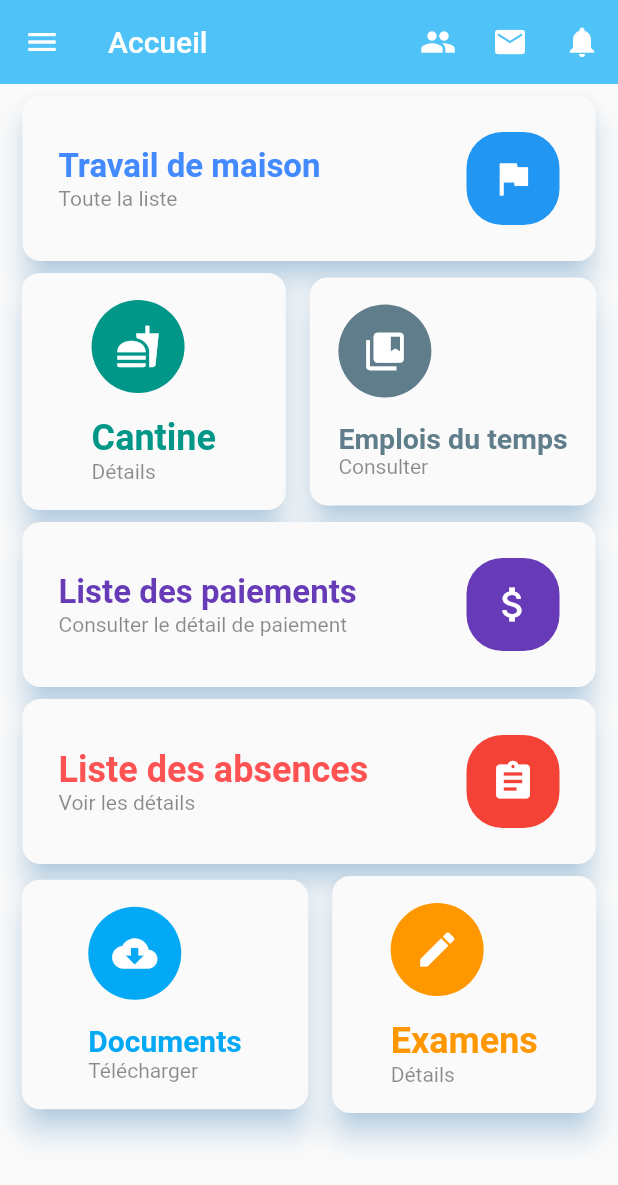
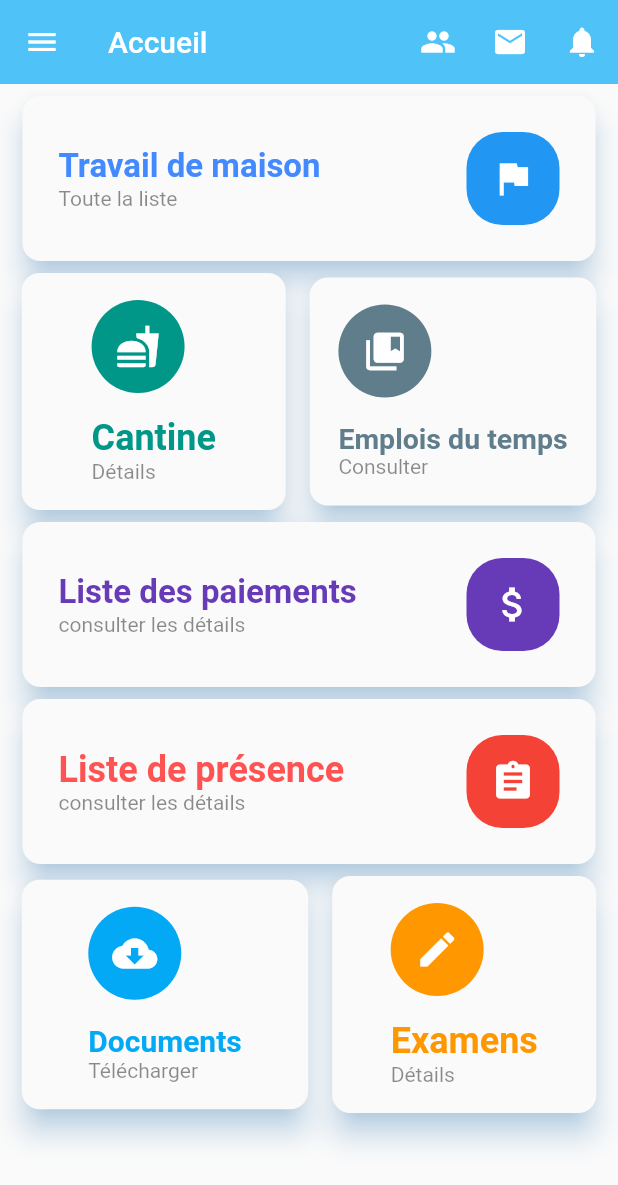
Before and after one commit to Simouche/go_class_parent, a Flutter app: the HomePage screen opened by its route, on a phone screen of 412 x 824 dp. Shown: the top 1185 px of the screen. Run offline on Flutter 3.47's test engine with Material 2 defaults, Android fonts, the light colour scheme and no system bars; our stand-ins replace bloc, dio, equatable, firebase_messaging, flutter_bloc, flutter_html and 6 more; missing offline and left inert: animated_widgets, awesome_loader, dart:ffi, ext_storage, qrscan, random_color; accounts and stored records are empty; statements that could not run were skipped.

Commit message:
changed homepage and attendance list

```diff
--- a/lib/pages/attendance/attendances_list.dart
+++ b/lib/pages/attendance/attendances_list.dart
@@ -46,7 +46,6 @@ class _AttendanceListBody extends StatelessWidget {
     return ListView.separated(
       itemBuilder: (context, index) {
         return ListTile(
-          leading: Text("${attendances[index].state} le:"),
           title: Text(attendances[index].attendanceDate.day),
           trailing:
               Text("${attendances[index].attendanceDate.scanTime}"),
--- a/lib/pages/home_page.dart
+++ b/lib/pages/home_page.dart
@@ -232,7 +232,7 @@ class HomePage extends StatelessWidget {
                                       fontSize: 22.0),
                                 ),
                                 Text(
-                                  'Consulter le détail de paiement',
+                                  'consulter les détails',
                                   style: TextStyle(
                                     color: Colors.black45,
                                   ),
@@ -282,7 +282,7 @@ class HomePage extends StatelessWidget {
                               crossAxisAlignment: CrossAxisAlignment.start,
                               children: <Widget>[
                                 Text(
-                                  'Liste des absences',
+                                  'Liste de présence',
                                   style: TextStyle(
                                     color: Colors.redAccent,
                                     fontWeight: FontWeight.w700,
@@ -290,7 +290,7 @@ class HomePage extends StatelessWidget {
                                   ),
                                 ),
                                 Text(
-                                  'Voir les détails',
+                                  'consulter les détails',
                                   style: TextStyle(
                                     color: Colors.black45,
                                   ),
```
